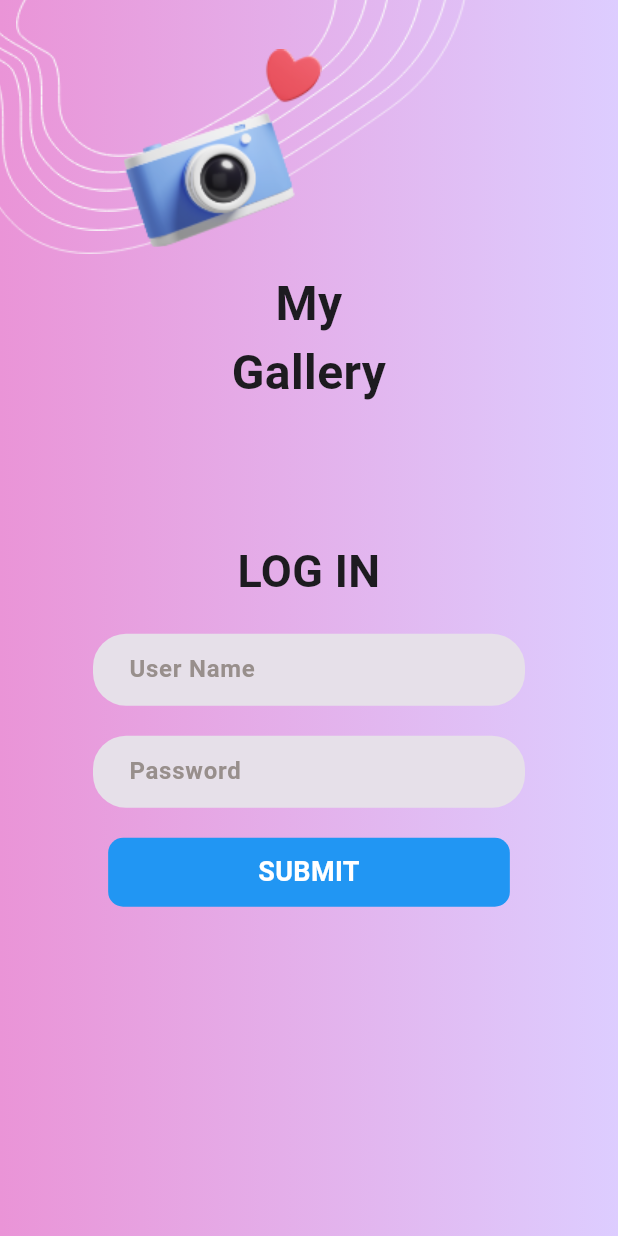
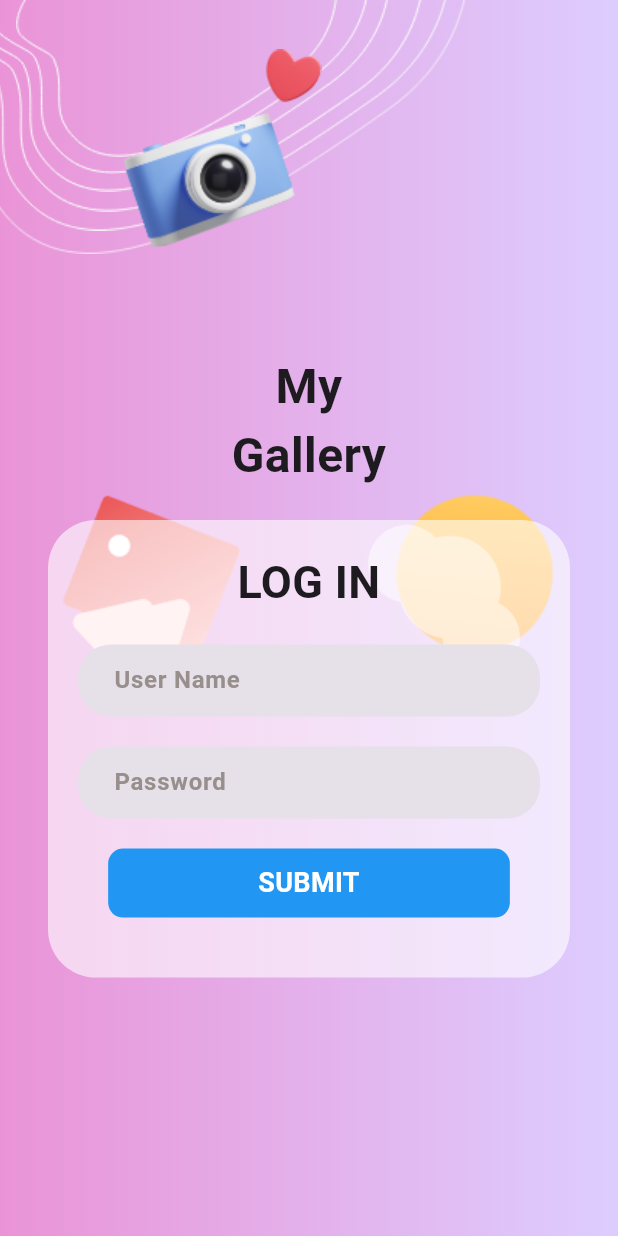
Before and after one commit to MustafaSheeha/ProMinaTask, a Flutter app: the screen it shows after launch, on a phone screen of 412 x 824 dp. Run offline on Flutter 3.47's test engine with Material 3 defaults, Android fonts, the phone set to English and light mode, and no system bars; our stand-ins replace get; project files that could hold a hidden picture were left out.

Commit message:
Refactor login view layout and add login form widget.

```diff
--- a/lib/features/login/view/login_view.dart
+++ b/lib/features/login/view/login_view.dart
@@ -4,11 +4,13 @@ import 'package:promina_gallery_task/core/constants/app_colors.dart';
 import 'package:promina_gallery_task/core/constants/app_strings.dart';
 import 'package:promina_gallery_task/core/constants/app_text_styles.dart';
 import 'package:promina_gallery_task/core/constants/assets.dart';
+import 'package:promina_gallery_task/core/widgets/vertical_space.dart';
 
 import '../../../core/widgets/text_widget.dart';
 import 'widgets/curved_circle_list_widget.dart';
 import 'widgets/curved_circle_widget.dart';
 import 'widgets/gradient_container.dart';
+import 'widgets/login_form_widget.dart';
 import 'widgets/love_camera_photography_widget.dart';
 import 'widgets/submit_button_widget.dart';
 import 'widgets/text_form_field_widget.dart';
@@ -19,12 +21,42 @@ class LoginView extends StatelessWidget {
   @override
   Widget build(BuildContext context) {
     return Scaffold(
-      body: Stack(
+      body: SafeArea(
+        child: Stack(
           children: [
             const GradientContainer(),
             const CurvedCircleListWidget(),
             const LoveCamerPhotographyWidget(),
-          SizedBox(
+            Positioned(
+                top: Get.height * 0.4,
+                left: Get.width * 0.1,
+                child: Image.asset(Assets.imagesRectangle12)),
+            Positioned(
+                top: Get.height * 0.43,
+                left: Get.width * 0.17,
+                child: Image.asset(Assets.imagesEllipse62)),
+            Positioned(
+                top: Get.height * 0.47,
+                left: Get.width * 0.1,
+                child: Image.asset(Assets.imagesPolygon1)),
+            Positioned(
+                top: Get.height * 0.47,
+                left: Get.width * 0.16,
+                child: Image.asset(Assets.imagesPolygon1)),
+            Positioned(
+                top: Get.height * 0.375,
+                left: Get.width * 0.59,
+                child: Image.asset(Assets.imagesEllipse33)),
+            Positioned(
+                top: Get.height * 0.39,
+                left: Get.width * 0.52,
+                child: Image.asset(
+                  Assets.imagesUnion,
+                  scale: 1.6,
+                  color: AppColors.white.withOpacity(0.5),
+                )),
+            Container(
+              margin: EdgeInsets.only(top: Get.height * 0.1),
               width: Get.width,
               child: Column(
                 mainAxisAlignment: MainAxisAlignment.center,
@@ -33,30 +65,12 @@ class LoginView extends StatelessWidget {
                     text: AppStrings.myGellary,
                     style: AppTextStyles.segoeUIBold.copyWith(fontSize: 32),
                   ),
-                Container(
-                  margin:
-                      const EdgeInsets.symmetric(vertical: 40, horizontal: 42),
-                  child: Column(
-                    children: [
-                      Padding(
-                        padding:
-                            const EdgeInsets.only(top: 48, left: 52, right: 52),
-                        child: TextWidget(
-                          text: AppStrings.login,
-                          style:
-                              AppTextStyles.segoeUIBold.copyWith(fontSize: 30),
-                        ),
-                      ),
-                      const TextFormFieldWidget(hintText: AppStrings.userName),
-                      const TextFormFieldWidget(hintText: AppStrings.password),
-                      const SubmitButtonWidget()
+                  const LoginFormWidget()
                 ],
               ),
             )
           ],
         ),
-          )
-        ],
       ),
     );
   }
```
Lines whose indentation alone changed are shown as unchanged.
